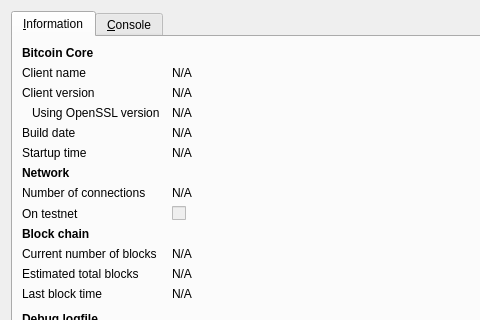
Old version of the form src/qt/forms/rpcconsole.ui in the repository cosmoscoin/cosmoscoin; both pictures show x 0 to 480 and y 0 to 320 of the 740 by 450 pixel window.
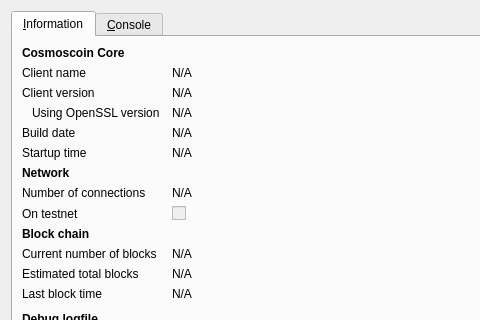
New version of the form. Icons and pictures are not drawn.

What changed in the file:
```diff
--- a/src/qt/forms/rpcconsole.ui
+++ b/src/qt/forms/rpcconsole.ui
@@ -36,7 +36,7 @@
           </font>
          </property>
          <property name="text">
-          <string>Bitcoin Core</string>
+          <string>Cosmoscoin Core</string>
          </property>
         </widget>
        </item>
```
Left out of the diff: 10 changed lines with no effect on the pictures.
